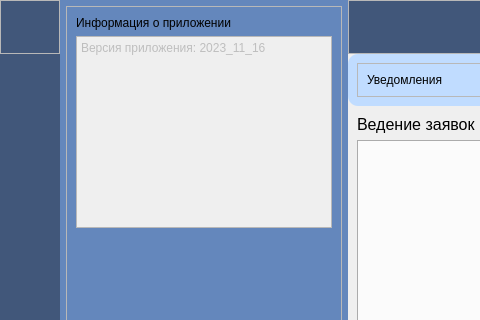
The window that ui_taskmanager.ui (ShiragG/TaskManager) describes before a commit, drawn with Qt 5; both pictures show x 0 to 480 and y 0 to 320 of the 850 by 450 pixel window.
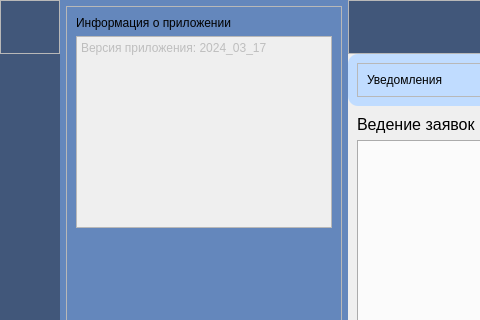
The same window after the commit. The open tabs and pages were chosen to show the change. Icons and pictures are not drawn.

Patch:
```diff
--- a/ui_taskmanager.ui
+++ b/ui_taskmanager.ui
@@ -451,7 +451,7 @@
                     <bool>false</bool>
                    </property>
                    <property name="plainText">
-                    <string>Версия приложения: 2023_11_16</string>
+                    <string>Версия приложения: 2024_03_17</string>
                    </property>
                   </widget>
                  </item>
```
